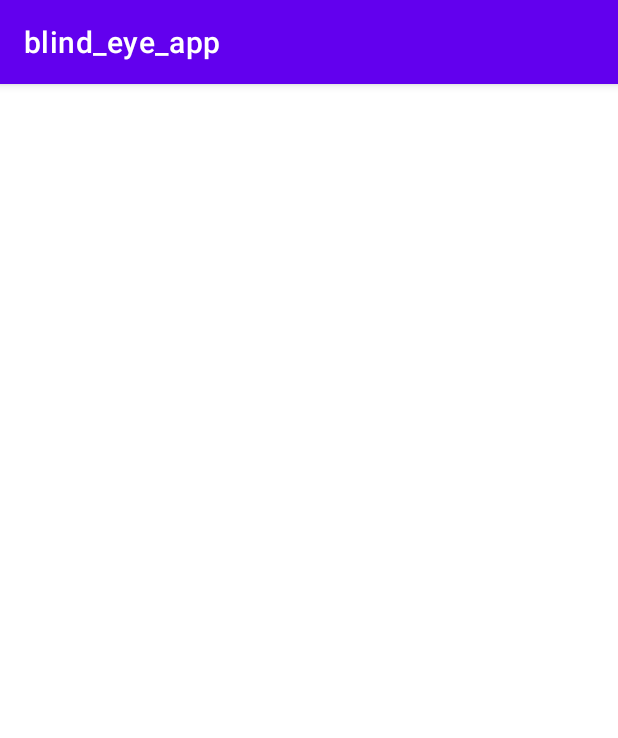
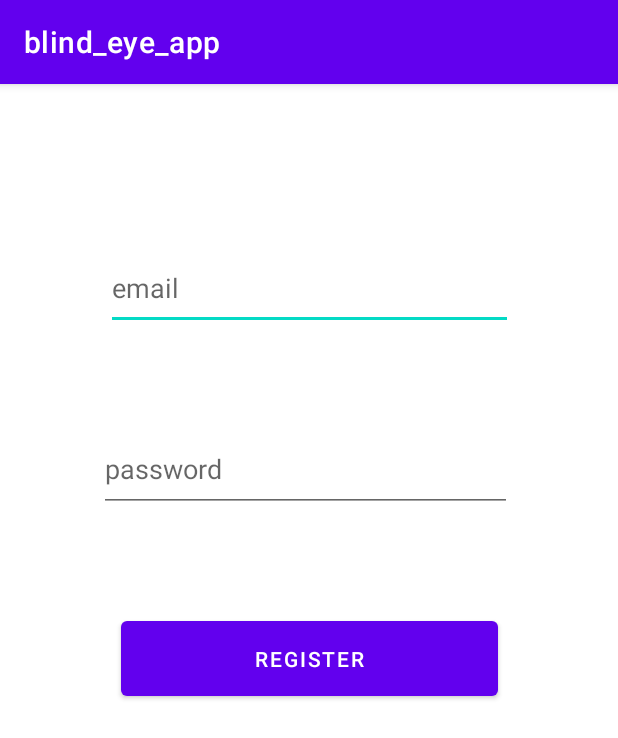
Before and after one commit to Hitanshu774/app_blind_eye, an Android app: the register_page screen opened directly, with no data from a screen before it, on a phone screen of 412 x 824 dp. Shown: the top 738 px of the screen. Run offline under Robolectric (Android 15) with nearby library versions, the phone set to English and light mode, and no system bars.

Commit message:
register page required

```diff
--- a/app/src/main/java/com/example/blind_eye_app/MainActivity.java
+++ b/app/src/main/java/com/example/blind_eye_app/MainActivity.java
@@ -2,6 +2,7 @@ package com.example.blind_eye_app;
 
 import androidx.appcompat.app.AppCompatActivity;
 
+import android.content.Intent;
 import android.os.Bundle;
 import android.view.View;
 import android.widget.Button;
@@ -26,7 +27,14 @@ public class MainActivity extends AppCompatActivity {
         login.setOnClickListener(new View.OnClickListener() {
             @Override
             public void onClick(View view) {
-//                Toast.makeText(MainActivity.this, "I am the toast", Toast.LENGTH_SHORT).show();
+                Toast.makeText(MainActivity.this, "I am the toast", Toast.LENGTH_SHORT).show();
+            }
+        });
+
+        register.setOnClickListener(new View.OnClickListener() {
+            @Override
+            public void onClick(View view) {
+                startActivity(new Intent(MainActivity.this, register_page.class));
             }
         });
     }
--- a/app/src/main/java/com/example/blind_eye_app/register_page.java
+++ b/app/src/main/java/com/example/blind_eye_app/register_page.java
@@ -3,12 +3,22 @@ package com.example.blind_eye_app;
 import androidx.appcompat.app.AppCompatActivity;
 
 import android.os.Bundle;
+import android.widget.Button;
+import android.widget.EditText;
 
 public class register_page extends AppCompatActivity {
+
+    private Button register2;
+    private EditText email2;
+    private EditText password2;
 
     @Override
     protected void onCreate(Bundle savedInstanceState) {
         super.onCreate(savedInstanceState);
         setContentView(R.layout.activity_register_page);
+
+        register2 = findViewById(R.id.register2);
+        email2 = findViewById(R.id.email2);
+        password2 = findViewById(R.id.password2);
     }
 }
--- a/app/src/main/res/layout/activity_register_page.xml
+++ b/app/src/main/res/layout/activity_register_page.xml
@@ -6,4 +6,44 @@
     android:layout_height="match_parent"
     tools:context=".register_page">
 
+    <Button
+        android:id="@+id/register2"
+        android:layout_width="251dp"
+        android:layout_height="62dp"
+        android:text="Register"
+        android:textColorHighlight="#0EC884"
+        android:textColorLink="#F40606"
+        app:layout_constraintBottom_toBottomOf="parent"
+        app:layout_constraintEnd_toEndOf="parent"
+        app:layout_constraintStart_toStartOf="parent"
+        app:layout_constraintTop_toTopOf="parent"
+        app:layout_constraintVertical_bias="0.499" />
+
+    <EditText
+        android:id="@+id/email2"
+        android:layout_width="271dp"
+        android:layout_height="56dp"
+        android:ems="10"
+        android:hint="email"
+        android:inputType="textEmailAddress"
+        app:layout_constraintBottom_toBottomOf="parent"
+        app:layout_constraintEnd_toEndOf="parent"
+        app:layout_constraintStart_toStartOf="parent"
+        app:layout_constraintTop_toTopOf="parent"
+        app:layout_constraintVertical_bias="0.152" />
+
+    <EditText
+        android:id="@+id/password2"
+        android:layout_width="275dp"
+        android:layout_height="57dp"
+        android:ems="10"
+        android:hint="password"
+        android:inputType="textPassword"
+        app:layout_constraintBottom_toBottomOf="parent"
+        app:layout_constraintEnd_toEndOf="parent"
+        app:layout_constraintHorizontal_bias="0.485"
+        app:layout_constraintStart_toStartOf="parent"
+        app:layout_constraintTop_toTopOf="parent"
+        app:layout_constraintVertical_bias="0.321" />
+
 </androidx.constraintlayout.widget.ConstraintLayout>
```
